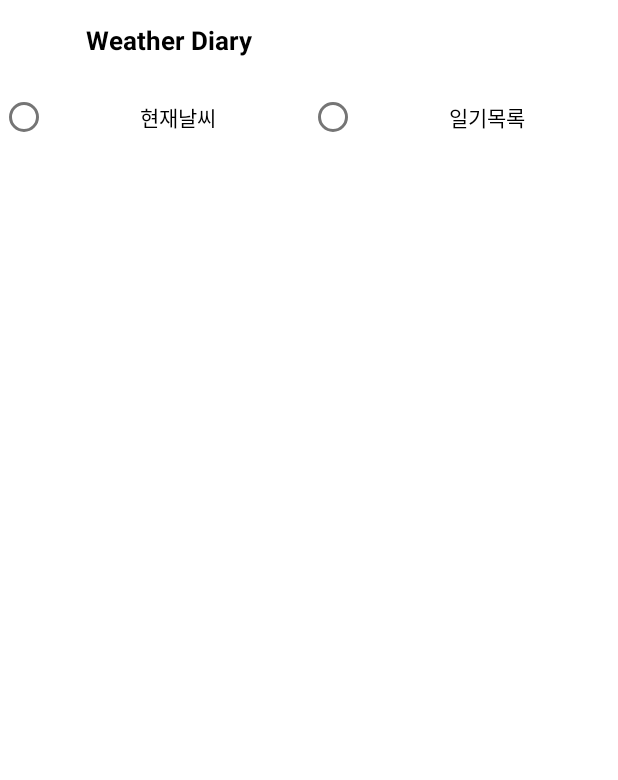
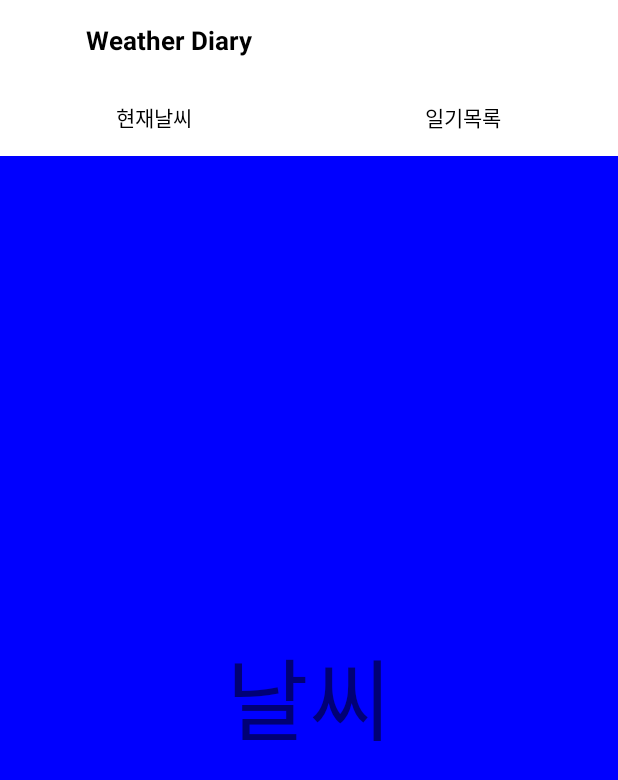
Before and after one commit to cont96troller/WeatherDiary, an Android app: the screen it shows after launch (MainActivity), on a phone screen of 412 x 824 dp. Shown: the top 780 px of the screen. Run offline under Robolectric (Android 15) with nearby library versions, the phone set to English and light mode, and no system bars.

Commit message:
[BLHQ-10] 메인화면 Fragment 전환기능 완성

```diff
--- /dev/null
+++ b/app/src/main/java/com/cont96roller/weatherdiary/DiaryFragment.java
@@ -0,0 +1,18 @@
+package com.cont96roller.weatherdiary;
+
+import android.os.Bundle;
+import android.view.LayoutInflater;
+import android.view.View;
+import android.view.ViewGroup;
+
+import androidx.annotation.NonNull;
+import androidx.annotation.Nullable;
+import androidx.fragment.app.Fragment;
+
+public class DiaryFragment extends Fragment {
+    @Nullable
+    @Override
+    public View onCreateView(@NonNull LayoutInflater inflater, @Nullable ViewGroup container, @Nullable Bundle savedInstanceState) {
+        return inflater.inflate(R.layout.fragment_diary, container, false);
+    }
+}
--- a/app/src/main/java/com/cont96roller/weatherdiary/MainActivity.java
+++ b/app/src/main/java/com/cont96roller/weatherdiary/MainActivity.java
@@ -2,29 +2,85 @@ package com.cont96roller.weatherdiary;
 
 import android.os.Bundle;
 
-import com.google.android.material.snackbar.Snackbar;
-
 import androidx.appcompat.app.AppCompatActivity;
 
-import android.view.View;
+import android.util.Log;
 
-import androidx.navigation.NavController;
-import androidx.navigation.Navigation;
-import androidx.navigation.ui.AppBarConfiguration;
-import androidx.navigation.ui.NavigationUI;
+import androidx.fragment.app.FragmentManager;
+import androidx.fragment.app.FragmentTransaction;
 
-import com.cont96roller.weatherdiary.databinding.ActivityMainBinding;
-
-import android.view.Menu;
-import android.view.MenuItem;
+import android.widget.RadioGroup;
+import android.widget.Toast;
 
 public class MainActivity extends AppCompatActivity {
 
+    private RadioGroup mRadioGroup;
+    private WeatherFragment mWeatherFragment;
+    private DiaryFragment mDiaryFragment;
+    private FragmentManager mFragmentManager;
+    private FragmentTransaction mFragmentTransaction;
+
+    final private static String TAG = "pyorong";
 
     @Override
     protected void onCreate(Bundle savedInstanceState) {
         super.onCreate(savedInstanceState);
         setContentView(R.layout.activity_main);
+
+        mRadioGroup = findViewById(R.id.radio_group);
+        mWeatherFragment = new WeatherFragment();
+        mDiaryFragment = new DiaryFragment();
+
+        mFragmentManager = getSupportFragmentManager();
+
+        mFragmentTransaction = mFragmentManager.beginTransaction();
+        mFragmentTransaction.replace(R.id.framelayout, mWeatherFragment).commitAllowingStateLoss();
+
+
+        mRadioGroup.setOnCheckedChangeListener(new RadioGroup.OnCheckedChangeListener() {
+            @Override
+            public void onCheckedChanged(RadioGroup radioGroup, int i) {
+                Log.e(TAG, "선택된값 : " + i);
+                mFragmentTransaction = mFragmentManager.beginTransaction();
+
+                if (i == R.id.radio_weather) {
+                    mFragmentTransaction.replace(R.id.framelayout, mWeatherFragment).commitAllowingStateLoss();
+
+
+                } else if (i == R.id.radio_diary) {
+                    mFragmentTransaction.replace(R.id.framelayout, mDiaryFragment).commitAllowingStateLoss();
+                }
+
+
+            }
+        });
+
+        Log.d(TAG, "onCreate");
     }
 
+    @Override
+    protected void onStart() {
+        super.onStart();
+        Log.d(TAG, "onStart");
+    }
+
+    @Override
+    protected void onResume() {
+        super.onResume();
+        Log.d(TAG, "onResume");
+    }
+
+    @Override
+    protected void onPause() {
+        super.onPause();
+        Log.d(TAG, "onPause");
+    }
+
+    @Override
+    protected void onDestroy() {
+        super.onDestroy();
+        Log.d(TAG, "onDestroy");
+    }
+
+
 }
--- /dev/null
+++ b/app/src/main/java/com/cont96roller/weatherdiary/WeatherFragment.java
@@ -0,0 +1,19 @@
+package com.cont96roller.weatherdiary;
+
+import android.os.Bundle;
+import android.view.LayoutInflater;
+import android.view.View;
+import android.view.ViewGroup;
+
+import androidx.annotation.NonNull;
+import androidx.annotation.Nullable;
+import androidx.fragment.app.Fragment;
+
+public class WeatherFragment extends Fragment {
+
+    @Nullable
+    @Override
+    public View onCreateView(@NonNull LayoutInflater inflater, @Nullable ViewGroup container, @Nullable Bundle savedInstanceState) {
+        return inflater.inflate(R.layout.fragment_weather, container, false);
+    }
+}
--- a/app/src/main/res/layout/activity_main.xml
+++ b/app/src/main/res/layout/activity_main.xml
@@ -20,6 +20,7 @@
         app:layout_constraintTop_toTopOf="parent"/>
 
     <RadioGroup
+
         android:id="@+id/radio_group"
         android:layout_width="match_parent"
         android:layout_height="50dp"
@@ -30,6 +31,8 @@
         app:layout_constraintTop_toBottomOf="@id/txt_title">
 
         <RadioButton
+            android:button="@null"
+            android:id="@+id/radio_weather"
             android:layout_width="wrap_content"
             android:layout_height="wrap_content"
             android:layout_weight="1"
@@ -37,6 +40,8 @@
             android:text="현재날씨" />
 
         <RadioButton
+            android:button="@null"
+            android:id="@+id/radio_diary"
             android:layout_width="wrap_content"
             android:layout_height="wrap_content"
             android:layout_weight="1"
@@ -44,8 +49,9 @@
             android:text="일기목록" />
     </RadioGroup>
 
-    <androidx.viewpager2.widget.ViewPager2
-        android:layout_width="wrap_content"
+    <FrameLayout
+        android:id="@+id/framelayout"
+        android:layout_width="match_parent"
         android:layout_height="0dp"
         android:background="#990000"
         app:layout_constraintBottom_toBottomOf="parent"
--- /dev/null
+++ b/app/src/main/res/layout/fragment_weather.xml
@@ -0,0 +1,15 @@
+<?xml version="1.0" encoding="utf-8"?>
+<androidx.constraintlayout.widget.ConstraintLayout xmlns:android="http://schemas.android.com/apk/res/android"
+    android:layout_width="match_parent"
+    android:layout_height="match_parent">
+
+    <TextView
+        android:layout_width="match_parent"
+        android:layout_height="match_parent"
+        android:background="#0000FF"
+        android:gravity="center"
+        android:text="날씨"
+        android:textSize="60sp" />
+
+
+</androidx.constraintlayout.widget.ConstraintLayout>
```
Also changed, not shown: app/src/main/res/layout/content_main.xml (deleted, +0 -19 lines), app/src/main/res/layout/fragment_diary.xml (added, +15 -0 lines), app/src/main/res/layout/fragment_first.xml (deleted, +0 -28 lines), app/src/main/res/layout/fragment_second.xml (deleted, +0 -27 lines), app/src/main/res/navigation/nav_graph.xml (deleted, +0 -28 lines).
